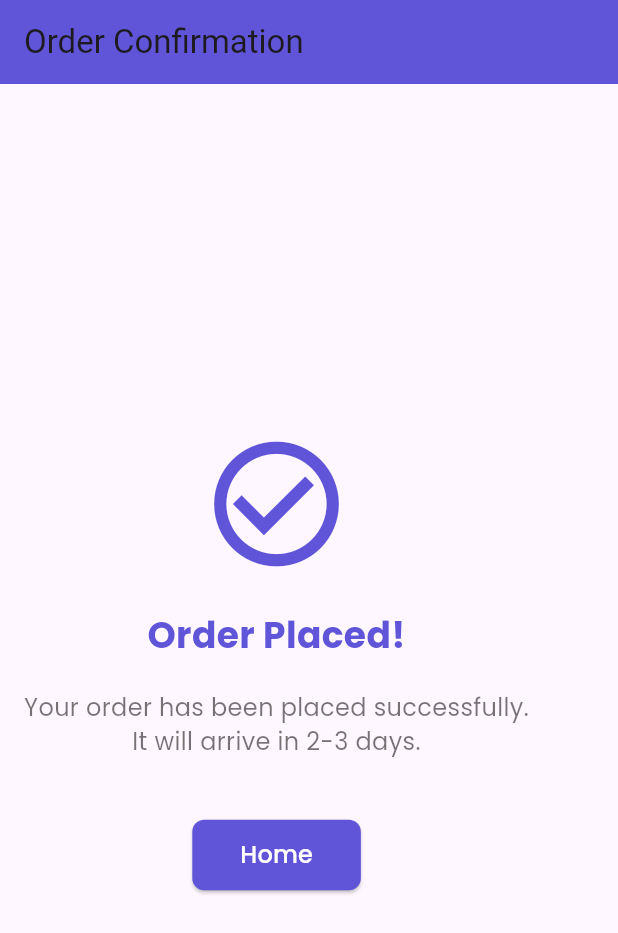
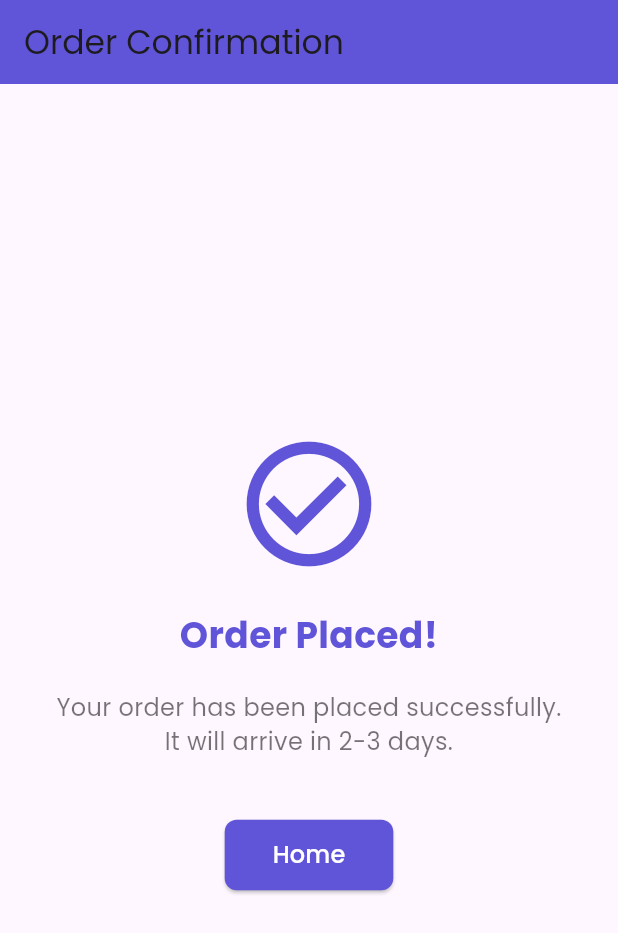
Before and after one commit to eslamnaaser454/E-commerce-mobile-app, a Flutter app: the OrderConfirmationScreen screen opened directly, on a phone screen of 412 x 824 dp. Shown: the top 933 px of the screen. Run offline on Flutter 3.47's test engine with Material 3 defaults, Android fonts, the phone set to English and light mode, and no system bars; our stand-ins replace cloud_firestore, firebase_auth, firebase_core; accounts and stored records are empty; network calls fail.

Commit message:
Order Confirmation Style

```diff
--- a/lib/actionbar.dart
+++ b/lib/actionbar.dart
@@ -1,12 +1,12 @@
+// ignore_for_file: library_private_types_in_public_api
+
 import 'package:flutter/material.dart';
-import 'package:ecommerce/HomePage.dart';
 
 class ActionBar extends StatefulWidget {
   final int currentIndex;
   final Function(int) onTap;
 
-  const ActionBar({Key? key, required this.currentIndex, required this.onTap})
-      : super(key: key);
+  const ActionBar({super.key, required this.currentIndex, required this.onTap});
 
   @override
   _ActionBarState createState() => _ActionBarState();
--- a/lib/main.dart
+++ b/lib/main.dart
@@ -1,6 +1,6 @@
-import 'package:ecommerce/HomePage.dart';
-import 'package:ecommerce/products/productlists.dart';
-import 'package:ecommerce/signup-login/signup.dart';
+
+// ignore_for_file: camel_case_types
+
 import 'package:ecommerce/splash_screen/SplashScreen.dart';
 import 'package:firebase_core/firebase_core.dart';
 import 'package:flutter/material.dart';
--- a/lib/profile.dart
+++ b/lib/profile.dart
@@ -1,3 +1,5 @@
+// ignore_for_file: must_be_immutable
+
 import 'package:ecommerce/products/favorite.dart';
 import 'package:ecommerce/products/productlists.dart';
 import 'package:ecommerce/settings.dart';
--- a/lib/screens/order_confirmation_screen.dart
+++ b/lib/screens/order_confirmation_screen.dart
@@ -7,22 +7,28 @@ class OrderConfirmationScreen extends StatelessWidget {
     return Scaffold(
       appBar: AppBar(
         automaticallyImplyLeading: false, // Remove the back button
-        title: Text('Order Confirmation'),
-        backgroundColor: Color(0xFF6055D8), // Set app bar color
+        title: const Text(
+          'Order Confirmation',
+          style: TextStyle(
+            fontFamily: 'Poppins',
           ),
-      body: Padding(
+        ),
+        backgroundColor: const Color(0xFF6055D8), // Set app bar color
+      ),
+      body: Center( // Use Center widget to align everything centrally
+        child: Padding(
           padding: const EdgeInsets.all(16.0),
           child: Column(
-          mainAxisAlignment: MainAxisAlignment.center,
-          crossAxisAlignment: CrossAxisAlignment.center, // Center all text
+            mainAxisAlignment: MainAxisAlignment.center, // Center items vertically
+            crossAxisAlignment: CrossAxisAlignment.center, // Center items horizontally
             children: [
-            Icon(
+              const Icon(
                 Icons.check_circle_outline,
                 color: Color(0xFF6055D8), // Set icon color
                 size: 100,
               ),
-            SizedBox(height: 20),
-            Text(
+              const SizedBox(height: 20),
+              const Text(
                 'Order Placed!',
                 style: TextStyle(
                   fontSize: 24,
@@ -30,34 +36,39 @@ class OrderConfirmationScreen extends StatelessWidget {
                   color: Color(0xFF6055D8), // Set text color
                   fontFamily: 'Poppins',
                 ),
-              textAlign: TextAlign.center,
+                textAlign: TextAlign.center, // Align text center
               ),
-            SizedBox(height: 20),
-            Text(
+              const SizedBox(height: 20),
+              const Text(
                 'Your order has been placed successfully.\nIt will arrive in 2-3 days.',
                 style: TextStyle(
                   fontSize: 16,
                   color: Colors.black54,
                   fontFamily: 'Poppins',
                 ),
-              textAlign: TextAlign.center,
+                textAlign: TextAlign.center, // Align text center
               ),
-            SizedBox(height: 40),
+              const SizedBox(height: 40),
               ElevatedButton(
                 onPressed: () {
                   Navigator.of(context).pushAndRemoveUntil(
-                  MaterialPageRoute(builder: (context) => HomePage(name: '', email: '',)),
+                    MaterialPageRoute(
+                      builder: (context) => HomePage(name: '', email: '',),
+                    ),
                     (Route<dynamic> route) => false,
                   );
                 },
                 style: ElevatedButton.styleFrom(
-                backgroundColor: Color(0xFF6055D8), // Set background color
-                padding: EdgeInsets.symmetric(horizontal: 32.0, vertical: 12.0),
+                  backgroundColor: const Color(0xFF6055D8), // Set background color
+                  padding: const EdgeInsets.symmetric(
+                    horizontal: 32.0,
+                    vertical: 12.0,
+                  ),
                   shape: RoundedRectangleBorder(
                     borderRadius: BorderRadius.circular(8.0),
                   ),
                 ),
-              child: Text(
+                child: const Text(
                   'Home',
                   style: TextStyle(
                     color: Colors.white, // Set text color
@@ -69,6 +80,7 @@ class OrderConfirmationScreen extends StatelessWidget {
             ],
           ),
         ),
+      ),
     );
   }
 }
--- a/lib/signup-login/signup.dart
+++ b/lib/signup-login/signup.dart
@@ -1,14 +1,18 @@
 // بسم الله
+// ignore_for_file: use_build_context_synchronously
+
 import 'package:cloud_firestore/cloud_firestore.dart';
 import 'package:ecommerce/signup-login/Error.dart';
 import 'package:ecommerce/signup-login/confirm.dart';
-import 'package:ecommerce/splash_screen/SplashScreen.dart';
 import 'package:ecommerce/signup-login/login.dart';
 import 'package:firebase_auth/firebase_auth.dart';
 import 'package:flutter/material.dart';
 
 class SignUpPage extends StatefulWidget {
+  const SignUpPage({super.key});
+
   @override
+  // ignore: library_private_types_in_public_api
   _SignUpPageState createState() => _SignUpPageState();
 }
 
--- a/lib/splash_screen/SplashScreen.dart
+++ b/lib/splash_screen/SplashScreen.dart
@@ -1,7 +1,8 @@
 // بسم الله
+// ignore_for_file: use_build_context_synchronously
+
 import 'package:ecommerce/signup-login/signup.dart';
 import 'package:flutter/material.dart';
-import 'package:flutter/scheduler.dart';
 
 class SplashScreen extends StatelessWidget {
   const SplashScreen({
```
Also changed, not shown: lib/HomePage.dart (+20 -56 lines), lib/products/productlists.dart (+7 -6 lines), lib/settings.dart (+4 -5 lines). Lines whose indentation alone changed are shown as unchanged.
